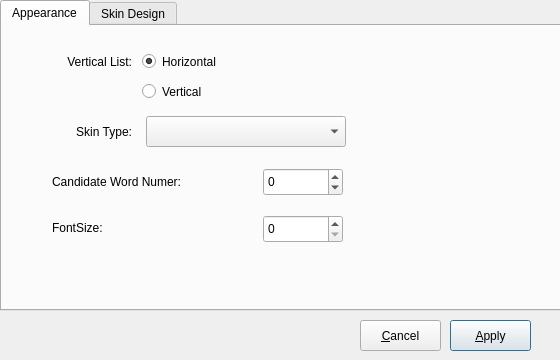
Qt form mainwindow.ui (lenky0401/fcitx-qimpanel-configtool) before a commit.
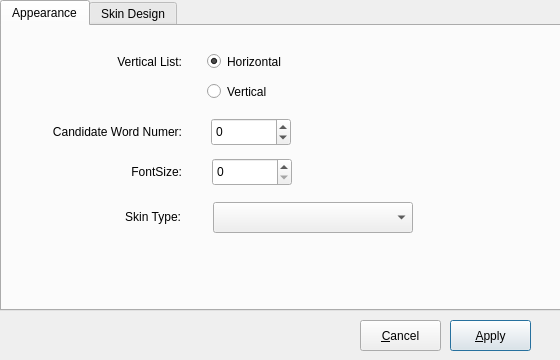
The same form after that commit. The open tabs and pages were chosen to show the change.

Diff of the .ui file:
```diff
--- a/mainwindow.ui
+++ b/mainwindow.ui
@@ -58,9 +58,9 @@
     <widget class="QLabel" name="labelVerticalList">
      <property name="geometry">
       <rect>
-       <x>10</x>
+       <x>19</x>
        <y>20</y>
-       <width>120</width>
+       <width>161</width>
        <height>31</height>
       </rect>
      </property>
@@ -74,7 +74,7 @@
     <widget class="QRadioButton" name="radioButtonHorizontal">
      <property name="geometry">
       <rect>
-       <x>140</x>
+       <x>205</x>
        <y>20</y>
        <width>241</width>
        <height>31</height>
@@ -90,7 +90,7 @@
     <widget class="QRadioButton" name="radioButtonVertical">
      <property name="geometry">
       <rect>
-       <x>140</x>
+       <x>205</x>
        <y>50</y>
        <width>241</width>
        <height>31</height>
@@ -103,8 +103,8 @@
     <widget class="QLabel" name="labelSkinType">
      <property name="geometry">
       <rect>
-       <x>10</x>
-       <y>90</y>
+       <x>59</x>
+       <y>175</y>
        <width>120</width>
        <height>31</height>
       </rect>
@@ -122,8 +122,8 @@
      </property>
      <property name="geometry">
       <rect>
-       <x>144</x>
-       <y>90</y>
+       <x>211</x>
+       <y>176</y>
        <width>200</width>
        <height>31</height>
       </rect>
@@ -132,21 +132,24 @@
     <widget class="QLabel" name="candidateWord">
      <property name="geometry">
       <rect>
-       <x>50</x>
-       <y>140</y>
-       <width>211</width>
+       <x>-1</x>
+       <y>90</y>
+       <width>181</width>
        <height>31</height>
       </rect>
      </property>
      <property name="text">
       <string>Candidate Word Numer:</string>
      </property>
+     <property name="alignment">
+      <set>Qt::AlignRight|Qt::AlignTrailing|Qt::AlignVCenter</set>
+     </property>
     </widget>
     <widget class="QSpinBox" name="candidateWordSpinBox">
      <property name="geometry">
       <rect>
-       <x>261</x>
-       <y>142</y>
+       <x>209</x>
+       <y>92</y>
        <width>80</width>
        <height>28</height>
       </rect>
@@ -158,8 +161,8 @@
     <widget class="QSpinBox" name="fontSizeSpinBox">
      <property name="geometry">
       <rect>
-       <x>261</x>
-       <y>189</y>
+       <x>210</x>
+       <y>132</y>
        <width>80</width>
        <height>28</height>
       </rect>
@@ -168,8 +171,8 @@
     <widget class="QLabel" name="labelFontSize">
      <property name="geometry">
       <rect>
-       <x>50</x>
-       <y>192</y>
+       <x>-21</x>
+       <y>136</y>
        <width>201</width>
        <height>20</height>
       </rect>
@@ -177,6 +180,9 @@
      <property name="text">
       <string>FontSize:</string>
      </property>
+     <property name="alignment">
+      <set>Qt::AlignRight|Qt::AlignTrailing|Qt::AlignVCenter</set>
+     </property>
     </widget>
    </widget>
    <widget class="QWidget" name="tabSkinDesign">
```
